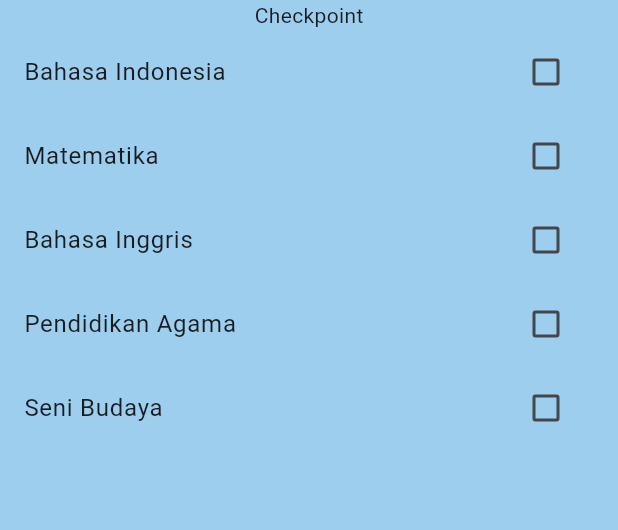
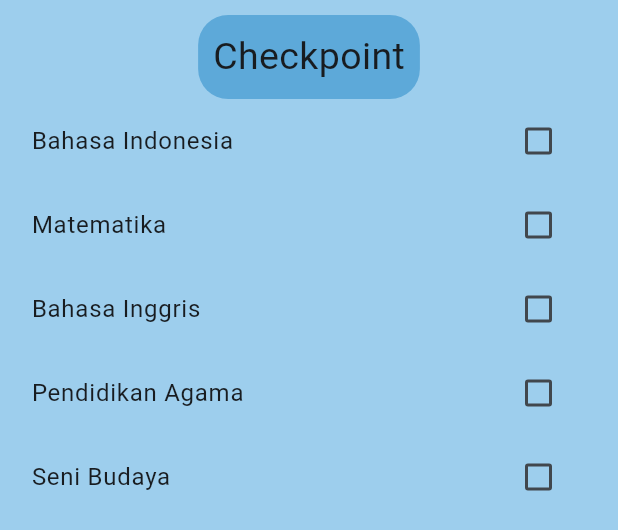
Before and after one commit to RaflySyauqi21/student_smart, a Flutter app: the CheckPointPage widget shown alone on an empty page, opened directly, on a phone screen of 412 x 824 dp. Shown: the top 530 px of the screen. Run offline on Flutter 3.47's test engine with Material 3 defaults, Android fonts, the phone set to English and light mode, and no system bars.

Commit message:
mata pelajaran

```diff
--- a/lib/component/mata_pelajaran.dart
+++ b/lib/component/mata_pelajaran.dart
@@ -4,12 +4,18 @@ class MataPelajaran extends StatelessWidget {
   final String nama;
   final bool value;
   final void Function(bool?) ontap;
-  const MataPelajaran({super.key, required this.nama, required this.value, required this.ontap});
+  const MataPelajaran({
+    super.key,
+    required this.nama,
+    required this.value,
+    required this.ontap,
+  });
 
   @override
   Widget build(BuildContext context) {
     return ListTile(
       title: Text(nama),
+      tileColor: Color.fromRGBO(93, 169, 217, 1),
       trailing: Checkbox(value: value, onChanged: ontap),
     );
   }
--- a/lib/pages/check_point_page.dart
+++ b/lib/pages/check_point_page.dart
@@ -21,11 +21,19 @@ class _CheckPointPageState extends State<CheckPointPage> {
   @override
   Widget build(BuildContext context) {
     return Container(
+      padding: EdgeInsets.symmetric(vertical: 10, horizontal: 5),
       color: Color.fromRGBO(157, 206, 237, 1),
       child: Center(
         child: Column(
           children: [
-            Text("Checkpoint"),
+            Container(
+              padding: EdgeInsets.all(10),
+              decoration: BoxDecoration(
+                color: Color.fromRGBO(93, 169, 217, 1),
+                borderRadius: BorderRadius.all(Radius.circular(20)),
+              ),
+              child: Text("Checkpoint", style: TextStyle(fontSize: 25)),
+            ),
             Expanded(
               child: ListView.builder(
                 itemCount: namaMataPelajaran.length,
```
